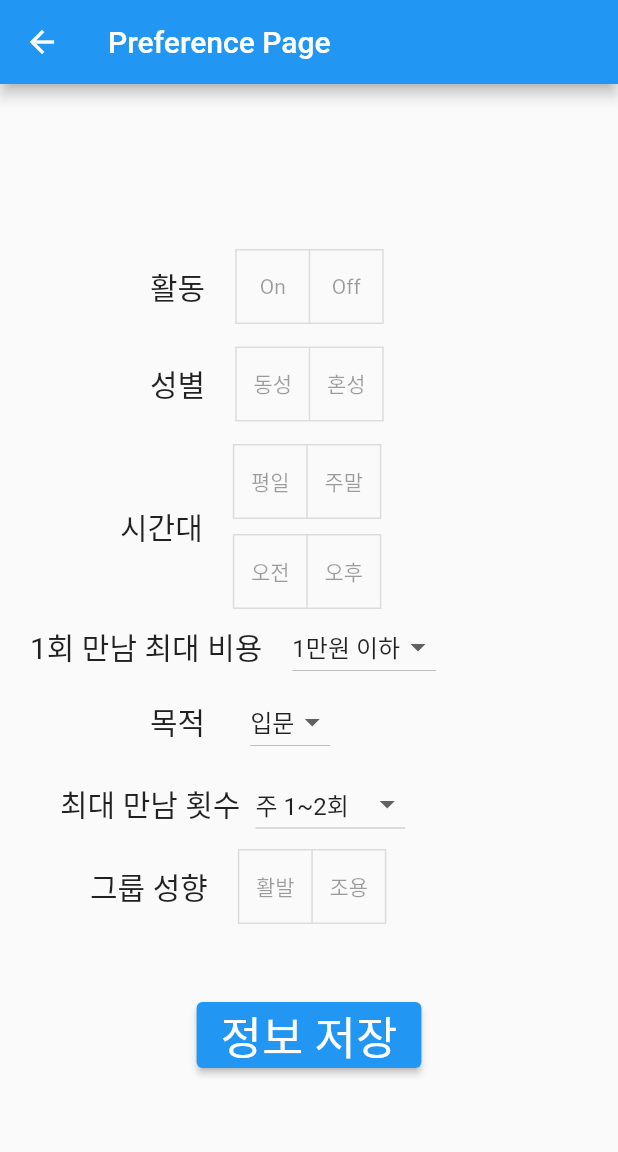
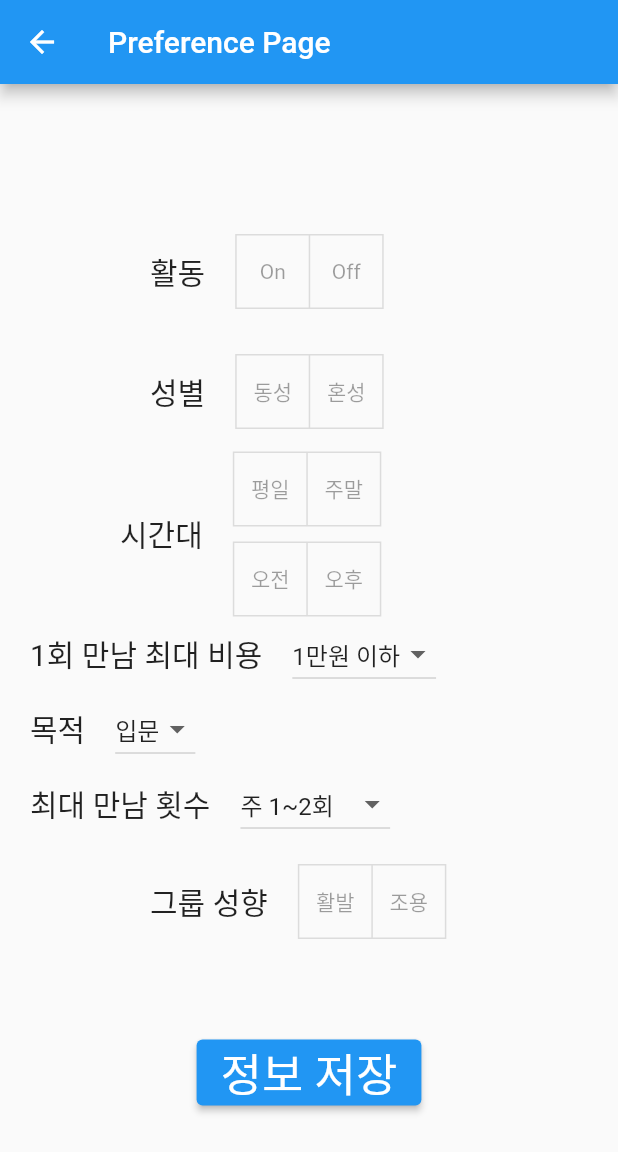
Before and after one commit to ramrami-12/hobbyhobby, a Flutter app: the MyPreferPage screen opened directly, on a phone screen of 412 x 824 dp. Shown: the top 1152 px of the screen. Run offline on Flutter 3.47's test engine with Material 2 defaults, Android fonts, the phone set to English and light mode, and no system bars; our stand-ins replace cloud_firestore, get; accounts and stored records are empty; Roboto replaces fonts that are missing (NanumSquareRoundR).

Commit message:
refactor buttons in preferpage

```diff
--- /dev/null
+++ b/lib/models/smallgroups.dart
@@ -0,0 +1,11 @@
+class SmallGroups {
+  SmallGroups({
+    this.groupId,
+    this.groupMembers,
+    this.missions
+    });
+
+    dynamic groupId;
+    dynamic groupMembers;
+    dynamic missions;
+}
--- /dev/null
+++ b/lib/models/users.dart
@@ -0,0 +1,17 @@
+class Users{
+  Users({
+    this.email,
+    this.points,
+    this.profileImageId,
+    this.sex,
+    this.userId,
+    this.userName
+    });
+
+    dynamic email;
+    dynamic points;
+    dynamic profileImageId;
+    dynamic sex;
+    dynamic userId;
+    dynamic userName;
+}
--- /dev/null
+++ b/lib/screens/MyPreferencePage/local_widget/my_dropdown_button.dart
@@ -0,0 +1,53 @@
+// ignore_for_file: prefer_const_constructors, prefer_const_literals_to_create_immutables
+
+import 'package:flutter/material.dart';
+
+class MyDropDownButton extends StatefulWidget {
+  final String title;
+  final String selectValue;
+  final List<String>selectList;
+
+  const MyDropDownButton(
+      {Key? key,
+      required this.title,
+      required this.selectValue,
+      required this.selectList})
+      : super(key: key);
+
+  @override
+  State<MyDropDownButton> createState() => _MyDropDownButtonState();
+}
+
+class _MyDropDownButtonState extends State<MyDropDownButton> {
+  @override
+  Widget build(BuildContext context) {
+    return Row(children: <Widget>[
+      SizedBox(
+        width: 20,
+      ),
+      Text(
+        widget.title,
+        style: TextStyle(
+          fontFamily: 'NanumSquareRoundR',
+          fontSize: 20,
+        ),
+      ),
+      SizedBox(
+        height: 20,
+        width: 20,
+      ),
+      DropdownButton(
+        value: widget.selectValue,
+        items: widget.selectList.map((value) {
+          return DropdownMenuItem(value: value, child: Text(value));
+        }).toList(),
+        onChanged: (item) {
+          setState(() {
+            // this.widget.selectValue = 'item';
+          });
+        },
+      ),
+      SizedBox(height: 50),
+    ]);
+  }
+}
--- /dev/null
+++ b/lib/screens/MyPreferencePage/local_widget/my_toggle_button.dart
@@ -0,0 +1,46 @@
+// ignore_for_file: prefer_const_constructors, prefer_const_literals_to_create_immutables
+
+import 'package:flutter/material.dart';
+
+class MyToggleButton extends StatelessWidget {
+  final title;
+  final item1;
+  final item2;
+  final selections;
+
+  const MyToggleButton({
+    Key? key,
+    required this.title,
+    required this.item1,
+    required this.item2,
+    required this.selections,
+  }) : super(key: key);
+
+  @override
+  Widget build(BuildContext context) {
+    return Row(children: <Widget>[
+      SizedBox(
+        width: 100,
+      ),
+      Text(
+        this.title,
+        style: TextStyle(
+          fontFamily: 'NanumSquareRoundR',
+          fontSize: 20,
+        ),
+      ),
+      SizedBox(
+        width: 20,
+      ),
+      ToggleButtons(
+        color: Colors.greenAccent,
+        children: <Widget>[
+          Text(this.item1),
+          Text(this.item2),
+        ],
+        isSelected: this.selections,
+      ),
+      SizedBox(height: 80),
+    ]);
+  }
+}
--- a/lib/screens/MyPreferencePage/my_peference.dart
+++ b/lib/screens/MyPreferencePage/my_peference.dart
@@ -1,8 +1,11 @@
 // ignore_for_file: prefer_const_constructors, prefer_const_literals_to_create_immutables
 import 'package:flutter/material.dart';
+import 'package:cloud_firestore/cloud_firestore.dart';
 import 'package:hobbyhobby/models/preference.dart';
+import 'package:hobbyhobby/screens/MyPreferencePage/local_widget/my_dropdown_button.dart';
+import 'local_widget/my_toggle_button.dart';
 
-Preference prefer = Preference();
+Preference pre = Preference();
 class MyPreferPage extends StatefulWidget {
   const MyPreferPage({ Key? key }) : super(key: key);
 
@@ -11,9 +14,14 @@ class MyPreferPage extends StatefulWidget {
 }
 
 class _MyPreferPageState extends State<MyPreferPage> {
+  // J9geUe1iJXbuVjP6j1OI : user id 나중에는 받아오기
+  // Stream preferStream = FirebaseFirestore.instance.collection('Usesr').doc('J9geUe1iJXbuVjP6j1OI').collection('Preferences').snapshots();
   final List<bool> _selections1 = List.generate(2, (index) => false);
-  final _timeItems = ['1만원 이하', '1~3만원', '3~5만원', '5만원 이상'];
-  var _timeSelected = '1만원 이하';
+  // final _timeItems = ['평일', '주말', '오전', '오후'];
+  // var _timeSelected = '평일';
+
+  final _maxCostItems = ['1만원 이하', '1~3만원', '3~5만원', '5만원 이상'];
+  var _costSelected = '1만원 이하';
 
   final _purposeItems = ['배움', '재미', '입문'];
   var _purposeSelected = '입문';
@@ -29,52 +37,11 @@ class _MyPreferPageState extends State<MyPreferPage> {
       ),
       body: Center(
         child: Column(
-          mainAxisAlignment: MainAxisAlignment.center,
-          children: <Widget>[
-            Row(
-              children: <Widget> [
-                SizedBox( width: 100,),
-                Text(
-                  '활동',
-                  style: TextStyle(
-                    fontFamily: 'NanumSquareRoundR',
-                    fontSize: 20,
-                  ),
-                ),
-                SizedBox( width: 20,),
-                ToggleButtons(color: Colors.greenAccent,
-                    children: <Widget>[
-                      Text('On'),
-                      Text('Off'),
-                    ],
-                    isSelected: _selections1
-                ),
-                SizedBox( height: 50),
-              ],
-            ),
-            Row(
-                children: <Widget> [
-                  SizedBox( width: 100,),
-                  Text(
-                    '성별',
-                    style: TextStyle(
-                      fontFamily: 'NanumSquareRoundR',
-                      fontSize: 20,
-                    ),
-                  ),
-                  SizedBox( width: 20,),
-                  ToggleButtons(color: Colors.greenAccent,
-                      children: <Widget>[
-                        Text('동성'),
-                        Text('혼성'),
-                      ],
-                      isSelected: _selections1
-                  ),
-                  SizedBox( height: 80),
-
-                ]
-            ),
-            Row(
+                mainAxisAlignment: MainAxisAlignment.center,
+                children: <Widget>[
+                  MyToggleButton(title: '활동', item1: 'On', item2: 'Off', selections: _selections1),
+                  MyToggleButton(title: '성별', item1: '동성', item2: '혼성', selections: _selections1),
+                  Row(
                 children: <Widget> [
                   SizedBox( width: 80,),
                   Text(
@@ -85,6 +52,7 @@ class _MyPreferPageState extends State<MyPreferPage> {
                     ),
                   ),
                   SizedBox( width: 20,),
+                  // grid view
                   Column(
                     children: [
                       ToggleButtons(color: Colors.greenAccent,
@@ -108,121 +76,10 @@ class _MyPreferPageState extends State<MyPreferPage> {
 
                 ]
             ),
-            Row(
-                children: <Widget> [
-                  SizedBox( width: 20,),
-                  Text(
-                    '1회 만남 최대 비용',
-                    style: TextStyle(
-                      fontFamily: 'NanumSquareRoundR',
-                      fontSize: 20,
-                    ),
-                  ),
-                  SizedBox( height: 20, width: 20,),
-                  DropdownButton(
-                    value: _timeSelected,
-                    items: _timeItems.map(
-                            (value) {
-                          return DropdownMenuItem(
-                              value: value,
-                              child: Text(value)
-                          );
-                        }
-                    ).toList(),
-                    onChanged: (item) {
-                      setState(() {
-                        _timeSelected = 'item';
-                      });
-                    },
-                  ),
-                  SizedBox( height: 50),
-
-                ]
-            ),
-            Row(
-                children: <Widget> [
-                  SizedBox( width: 100,),
-                  Text(
-                    '목적',
-                    style: TextStyle(
-                      fontFamily: 'NanumSquareRoundR',
-                      fontSize: 20,
-                    ),
-                  ),
-                  SizedBox( height: 20, width: 30,),
-                  DropdownButton(
-                    value: _purposeSelected,
-                    items: _purposeItems.map(
-                            (value) {
-                          return DropdownMenuItem(
-                              value: value,
-                              child: Text(value)
-                          );
-                        }
-                    ).toList(),
-                    onChanged: (item) {
-                      setState(() {
-                        _purposeSelected = 'item';
-                      });
-                    },
-                  ),
-                  SizedBox( height: 50),
-
-                ]
-            ),
-            Row(
-                children: <Widget> [
-                  SizedBox( width: 40,),
-                  Text(
-                    '최대 만남 횟수',
-                    style: TextStyle(
-                      fontFamily: 'NanumSquareRoundR',
-                      fontSize: 20,
-                    ),
-                  ),
-                  SizedBox(width: 10, height: 20),
-                  DropdownButton(
-                    value: _maxMeetSelected,
-                    items: _maxMeetItems.map(
-                            (value) {
-                          return DropdownMenuItem(
-                              value: value,
-                              child: Text(value)
-                          );
-                        }
-                    ).toList(),
-                    onChanged: (item) {
-                      setState(() {
-                        _maxMeetSelected = 'item';
-                      });
-                    },
-                  ),
-                  SizedBox( height: 60),
-
-                ]
-            ),
-            Row(
-                children: <Widget> [
-                  SizedBox( width: 60,),
-                  Text(
-                    '그룹 성향',
-                    style: TextStyle(
-                      fontFamily: 'NanumSquareRoundR',
-                      fontSize: 20,
-                    ),
-                  ),
-                  SizedBox(width: 20,),
-                  ToggleButtons(color: Colors.greenAccent,
-                      children: <Widget>[
-                        Text('활발'),
-                        Text('조용'),
-                      ],
-                      isSelected: _selections1
-                  ),
-                  SizedBox( height: 50),
-
-                ]
-            ),
+            MyDropDownButton(title: '1회 만남 최대 비용', selectValue: _costSelected, selectList: _maxCostItems,),
+            MyDropDownButton(title: '목적', selectValue: _purposeSelected, selectList: _purposeItems,),
+            MyDropDownButton(title: '최대 만남 횟수', selectValue: _maxMeetSelected, selectList: _maxMeetItems,),
+            MyToggleButton(title: '그룹 성향', item1: '활발', item2: '조용', selections: _selections1),
             SizedBox(height: 50),
             ElevatedButton(
               onPressed: savePreference,
@@ -237,8 +94,8 @@ class _MyPreferPageState extends State<MyPreferPage> {
             )
 
           ],
-        ),
-      ),// This trailing comma makes auto-formatting nicer for build methods.
+        )
+      )// This trailing comma makes auto-formatting nicer for build methods.
     );
   }
 
--- a/lib/screens/homePage/home.dart
+++ b/lib/screens/homePage/home.dart
@@ -24,11 +24,10 @@ class _HomePageState extends State<HomePage> {
           mainAxisAlignment: MainAxisAlignment.center,
           children: <Widget>[
             ElevatedButton(
-              onPressed: (){
+              onPressed: () {
                 Get.to(MyPreferPage());
               },
-              child:
-              Text(
+              child: Text(
                 '페이지 이동',
                 style: TextStyle(
                   fontFamily: 'NanumSquareRoundR',
```
